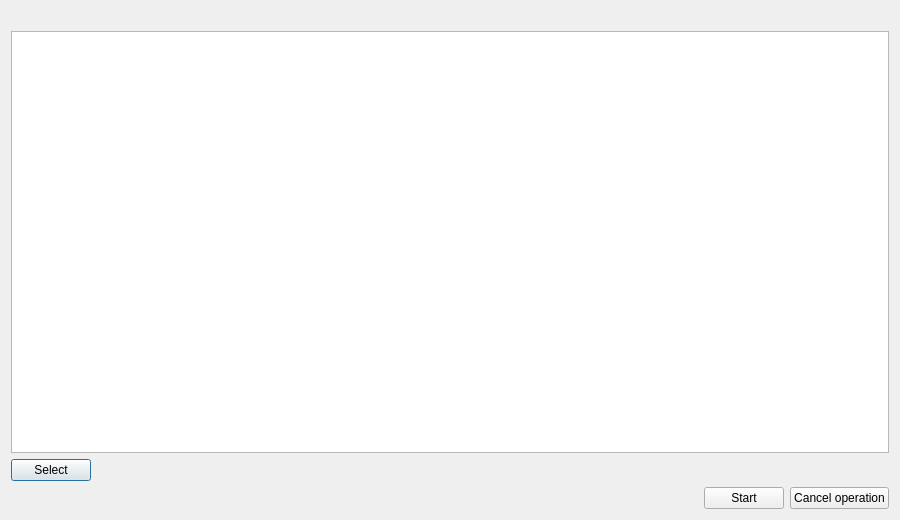
This is fileoperationsui/cconflictlistdialog.ui in VioletGiraffe/file-operations as Qt 5 draws it before an edit. The edited form follows.
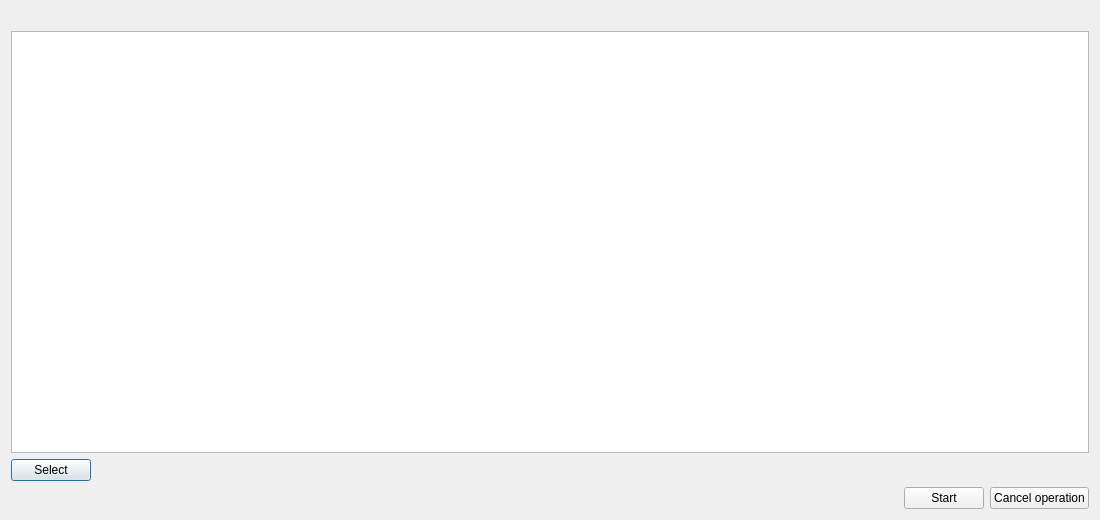
This is the edited form.

Commit message: Conflict list: strong row selection as in the file panels; source and destination size and time in their own columns

Diff of the .ui file:
```diff
--- a/fileoperationsui/cconflictlistdialog.ui
+++ b/fileoperationsui/cconflictlistdialog.ui
@@ -6,7 +6,7 @@
    <rect>
     <x>0</x>
     <y>0</y>
-    <width>900</width>
+    <width>1100</width>
     <height>520</height>
    </rect>
   </property>
@@ -23,6 +23,9 @@
    </item>
    <item>
     <widget class="QTreeView" name="conflictsView">
+     <property name="alternatingRowColors">
+      <bool>true</bool>
+     </property>
      <property name="selectionMode">
       <enum>QAbstractItemView::SelectionMode::ExtendedSelection</enum>
      </property>
```
The commit also changes 4 other files.
